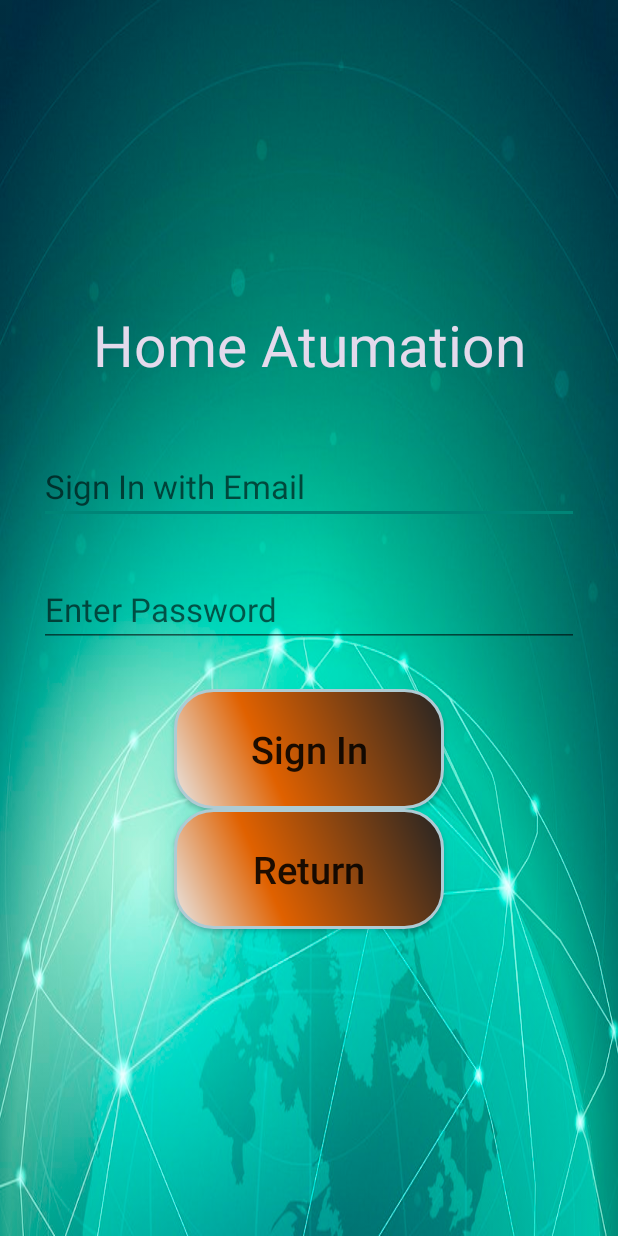
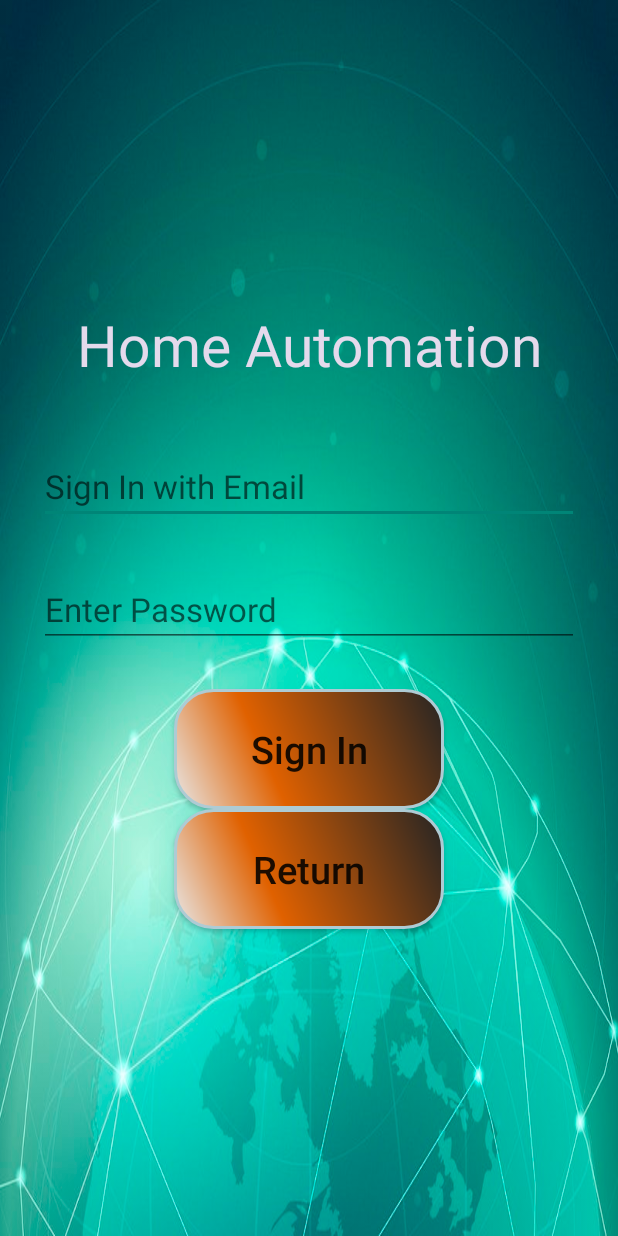
Before and after one commit to yashshah2311/iot-home-automation-android, an Android app: the LoginActivity screen opened directly, with no data from a screen before it, on a phone screen of 412 x 824 dp. Run offline under Robolectric (Android 15) with nearby library versions, the light colour scheme and no system bars.

Commit message:
Add: Login activity and xml files. Add: login_background.xml file. Add: sign_in_button.xml file

```diff
--- a/app/src/main/res/layout/activity_login.xml
+++ b/app/src/main/res/layout/activity_login.xml
@@ -16,7 +16,7 @@
         android:layout_width="match_parent"
         android:layout_height="wrap_content"
         android:gravity="center"
-        android:text="Home Atumation"
+        android:text="Home Automation"
         android:layout_marginBottom="16dp"
         android:textSize="38sp"
         android:textColor="#E4DAEC"/>
```
